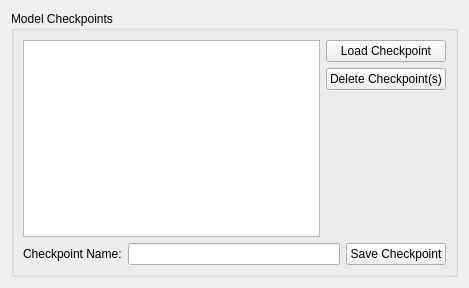
SandSnip3r/Hyperbot, file rl_ui/checkpointwidget.ui: the form before one commit.
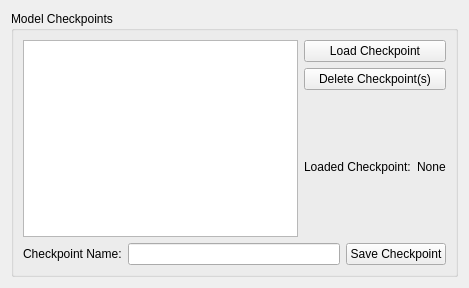
The form after the commit.

Commit message: Cursor added displaying of currently loaded checkpoint.

What changed in the file:
```diff
--- a/rl_ui/checkpointwidget.ui
+++ b/rl_ui/checkpointwidget.ui
@@ -41,6 +41,24 @@
         </item>
        </layout>
       </item>
+      <item row="3" column="1">
+       <layout class="QHBoxLayout" name="horizontalLayout_2">
+        <item>
+         <widget class="QLabel" name="loadedCheckpointLabel">
+          <property name="text">
+           <string>Loaded Checkpoint:</string>
+          </property>
+         </widget>
+        </item>
+        <item>
+         <widget class="QLabel" name="currentlyLoadedCheckpoint">
+          <property name="text">
+           <string>None</string>
+          </property>
+         </widget>
+        </item>
+       </layout>
+      </item>
       <item row="1" column="1">
        <widget class="QPushButton" name="loadCheckpointButton">
         <property name="text">
```
The commit also changes 9 other files.
